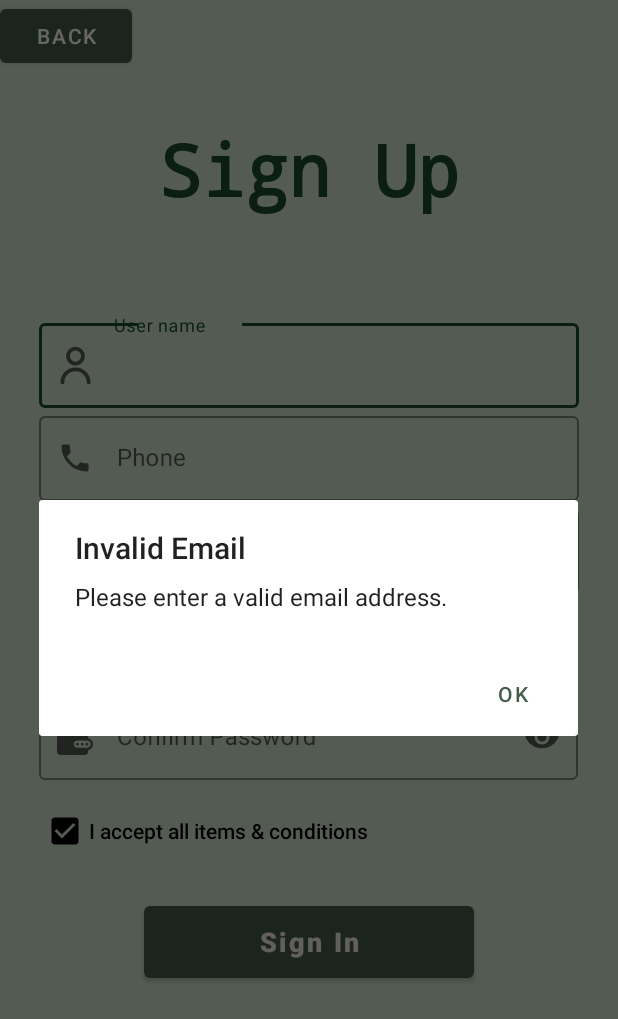
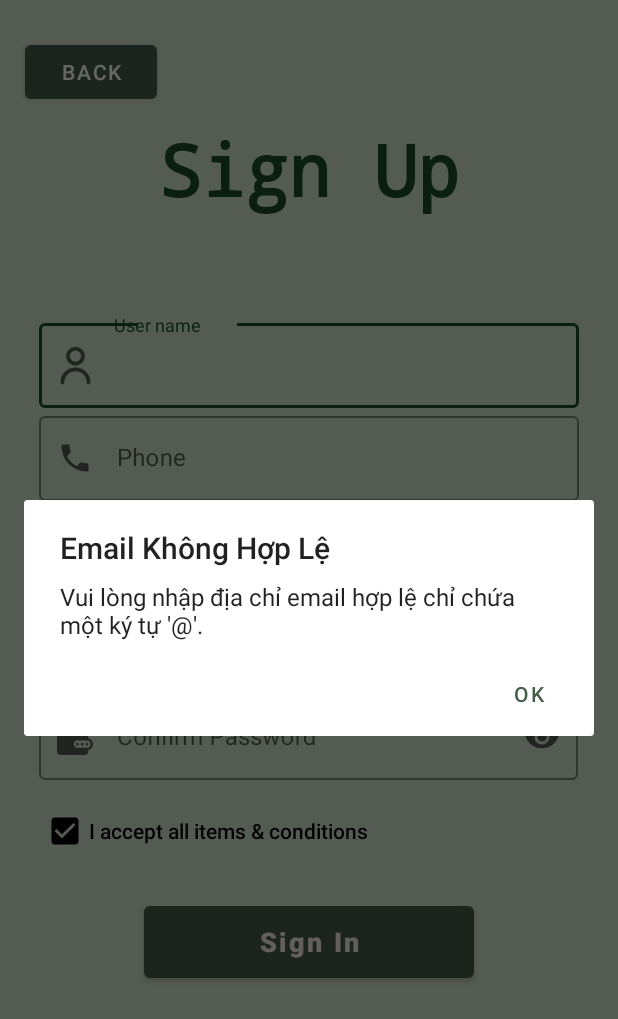
Before and after one commit to baobao0303/ApartmentManagement, an Android app: the SignupActivity screen opened directly, with no data from a screen before it, after a tap on "Sign In", on a phone screen of 412 x 824 dp. Shown: the top 1019 px of the screen. Run offline under Robolectric (Android 15) with nearby library versions, the phone set to English and light mode, and no system bars; our stand-ins replace Firebase (no records; nobody signed in at launch, a user with empty details on screens opened directly).

Commit message:
creating an Account with email and password

```diff
--- a/app/src/main/AndroidManifest.xml
+++ b/app/src/main/AndroidManifest.xml
@@ -2,6 +2,7 @@
 <manifest xmlns:android="http://schemas.android.com/apk/res/android"
     xmlns:tools="http://schemas.android.com/tools">
 
+    <uses-permission android:name="android.permission.INTERNET"/>
     <application
         android:allowBackup="true"
         android:dataExtractionRules="@xml/data_extraction_rules"
--- a/app/src/main/java/com/luaga/apartmentmanagement/SignupActivity.kt
+++ b/app/src/main/java/com/luaga/apartmentmanagement/SignupActivity.kt
@@ -1,16 +1,19 @@
 package com.luaga.apartmentmanagement
 
 import android.os.Bundle
+import android.view.View
 import android.widget.Button
+import android.widget.Toast
 import androidx.appcompat.app.AlertDialog
 import androidx.appcompat.app.AppCompatActivity
+import com.google.firebase.auth.FirebaseAuth
 import com.luaga.apartmentmanagement.databinding.ActivitySignupBinding
 
 
 class SignupActivity : AppCompatActivity() {
     lateinit var signupBinding: ActivitySignupBinding
     var buttonBack: Button? = null
-
+    val auth : FirebaseAuth = FirebaseAuth.getInstance()
     override fun onCreate(savedInstanceState: Bundle?) {
         super.onCreate(savedInstanceState)
         signupBinding = ActivitySignupBinding.inflate(layoutInflater)
@@ -18,18 +21,20 @@ class SignupActivity : AppCompatActivity() {
         setContentView(view)
 
         buttonBack = signupBinding.buttonBack
-
         signupBinding.buttonSignup.setOnClickListener {
             val email = signupBinding.editTextSignUpEmail.text.toString()
             val password = signupBinding.editTextSignUpPassword.text.toString()
             val confirmPassword = signupBinding.editTextSignUpConfirmPassword.text.toString()
 
-            if (!email.contains("@")) {
+            if (!isValidEmail(email)) {
                 showInvalidEmailDialog()
+            } else if(!isValidPassword(password)) {
+                showInvalidPasswordDialog()
             } else if(password != confirmPassword){
                 showPasswordMismatchDialog()
             } else {
                 // Email format and passwords match, continue with sign-up process
+                signupWithFirebase(email,password)
             }
         }
 
@@ -37,12 +42,45 @@ class SignupActivity : AppCompatActivity() {
             onBackPressed()
         }
     }
+    private fun isValidEmail(email: String): Boolean {
+        return email.contains("@") && email.count { it == '@' } == 1
+    }
+    private fun isValidPassword(password: String): Boolean {
+        return password.length >= 7
+    }
     private fun showInvalidEmailDialog() {
         val builder = AlertDialog.Builder(this)
-        builder.setTitle("Invalid Email")
-        builder.setMessage("Please enter a valid email address.")
+        builder.setTitle("Email Không Hợp Lệ")
+        builder.setMessage("Vui lòng nhập địa chỉ email hợp lệ chỉ chứa một ký tự '@'.")
         builder.setPositiveButton("OK") { dialog, which ->
-            // Do nothing, just dismiss the dialog
+            dialog.dismiss()
+        }
+        val dialog = builder.create()
+        dialog.show()
+    }
+    fun signupWithFirebase(
+        email: String,
+        password: String
+    ){
+        signupBinding.progressBarSignup.visibility = View.VISIBLE
+        signupBinding.buttonSignup.isClickable = false
+        auth.createUserWithEmailAndPassword(email, password).addOnCompleteListener{
+            task -> if (task.isSuccessful){
+                        Toast.makeText(applicationContext,"Your account has been created", Toast.LENGTH_LONG).show()
+                        finish()
+                        signupBinding.progressBarSignup.visibility = View.INVISIBLE
+                        signupBinding.buttonSignup.isClickable= true
+                    }else {
+                        Toast.makeText(applicationContext,task.exception?.localizedMessage, Toast.LENGTH_SHORT).show()
+                    }
+        }
+    }
+
+    private fun showInvalidPasswordDialog() {
+        val builder = AlertDialog.Builder(this)
+        builder.setTitle("Mật Khẩu Không Hợp Lệ")
+        builder.setMessage("Vui lòng nhập mật khẩu có ít nhất 7 ký tự.")
+        builder.setPositiveButton("OK") { dialog, which ->
             dialog.dismiss()
         }
         val dialog = builder.create()
@@ -51,13 +89,13 @@ class SignupActivity : AppCompatActivity() {
 
     private fun showPasswordMismatchDialog() {
         val builder = AlertDialog.Builder(this)
-        builder.setTitle("Password Mismatch")
-        builder.setMessage("The passwords entered do not match. Please make sure your passwords match.")
+        builder.setTitle("Mật Khẩu Không Trùng Khớp")
+        builder.setMessage("Mật khẩu nhập lại không khớp với mật khẩu đã nhập. Vui lòng kiểm tra lại.")
         builder.setPositiveButton("OK") { dialog, which ->
-            // Do nothing, just dismiss the dialog
             dialog.dismiss()
         }
         val dialog = builder.create()
         dialog.show()
     }
+
 }
--- a/app/src/main/res/layout/activity_signup.xml
+++ b/app/src/main/res/layout/activity_signup.xml
@@ -12,9 +12,12 @@
         android:id="@+id/buttonBack"
         android:layout_width="wrap_content"
         android:layout_height="wrap_content"
+        android:layout_marginTop="24dp"
         android:text="Back"
-        tools:layout_editor_absoluteX="16dp"
-        tools:layout_editor_absoluteY="16dp" />
+        app:layout_constraintEnd_toEndOf="parent"
+        app:layout_constraintHorizontal_bias="0.052"
+        app:layout_constraintStart_toStartOf="parent"
+        app:layout_constraintTop_toTopOf="parent" />
 
     <TextView
         android:id="@+id/textSignUp"
@@ -49,7 +52,8 @@
             android:layout_height="wrap_content"
             app:boxStrokeColor="@color/green_700"
             app:hintTextColor="@color/green_700"
-            app:startIconDrawable="@drawable/user_input">
+            app:startIconDrawable="@drawable/user_input"
+            app:hintTextAppearance="@style/CustomTextInputLayoutHint">
 
             <com.google.android.material.textfield.TextInputEditText
                 android:id="@+id/editTextSignUpUsername"
@@ -62,7 +66,7 @@
                 android:paddingStart="50dp"
                 android:textColor="@color/green_700"
                 android:textColorHint="@color/green_700"
-                android:textCursorDrawable="@null" />
+                android:textCursorDrawable="@color/green_900" />
 
         </com.google.android.material.textfield.TextInputLayout>
 
@@ -81,11 +85,11 @@
                 android:layout_marginStart="20dp"
                 android:layout_marginEnd="20dp"
                 android:hint="Phone"
-                android:inputType="text"
+                android:inputType="phone"
                 android:paddingStart="50dp"
                 android:textColor="@color/green_700"
                 android:textColorHint="@color/green_700"
-                android:textCursorDrawable="@null" />
+                android:textCursorDrawable="@color/green_900" />
 
         </com.google.android.material.textfield.TextInputLayout>
 
@@ -108,7 +112,7 @@
                 android:paddingStart="50dp"
                 android:textColor="@color/green_700"
                 android:textColorHint="@color/green_700"
-                android:textCursorDrawable="@null" />
+                android:textCursorDrawable="@color/green_900" />
 
         </com.google.android.material.textfield.TextInputLayout>
 
@@ -134,7 +138,7 @@
                 android:textAllCaps="false"
                 android:textColor="@color/green_700"
                 android:textColorHint="@color/green_700"
-                android:textCursorDrawable="@null" />
+                android:textCursorDrawable="@color/green_900" />
 
         </com.google.android.material.textfield.TextInputLayout>
 
@@ -159,7 +163,7 @@
                 android:textAllCaps="false"
                 android:textColor="@color/green_700"
                 android:textColorHint="@color/green_700"
-                android:textCursorDrawable="@null" />
+                android:textCursorDrawable="@color/green_900" />
 
         </com.google.android.material.textfield.TextInputLayout>
 
--- /dev/null
+++ b/app/src/main/res/values/styles.xml
@@ -0,0 +1,6 @@
+<resources>
+    <style name="CustomTextInputLayoutHint" parent="TextAppearance.Design.Hint">
+        <item name="android:paddingStart">8dp</item>
+        <item name="android:paddingEnd">8dp</item>
+    </style>
+</resources>
```
Also changed, not shown: app/src/main/res/layout/activity_login.xml (+5 -3 lines).
